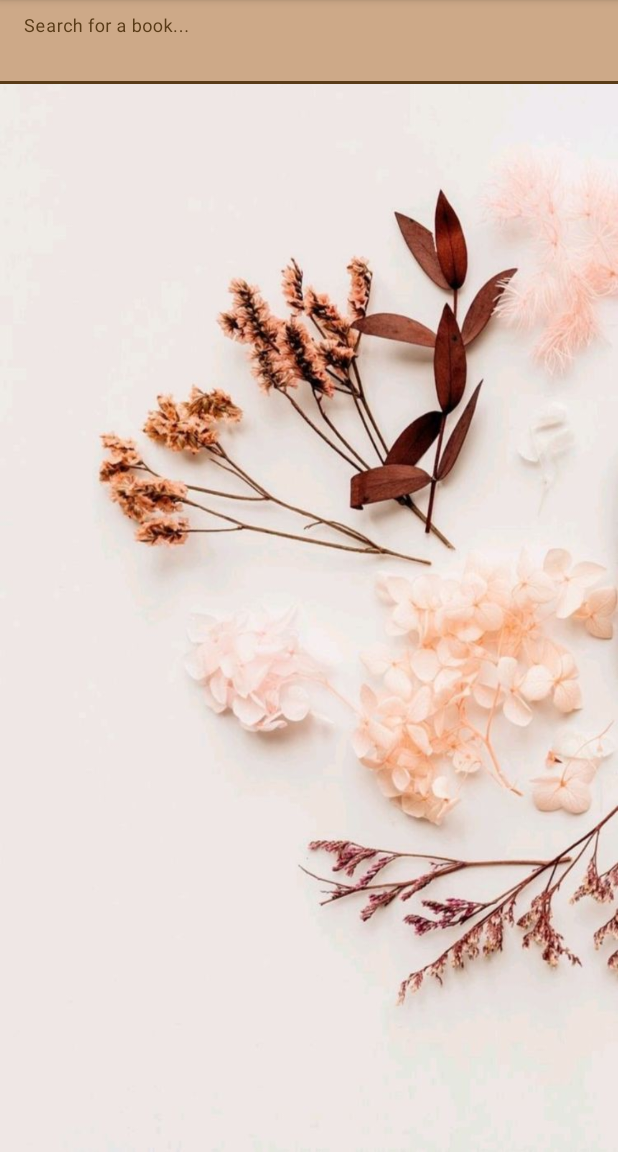
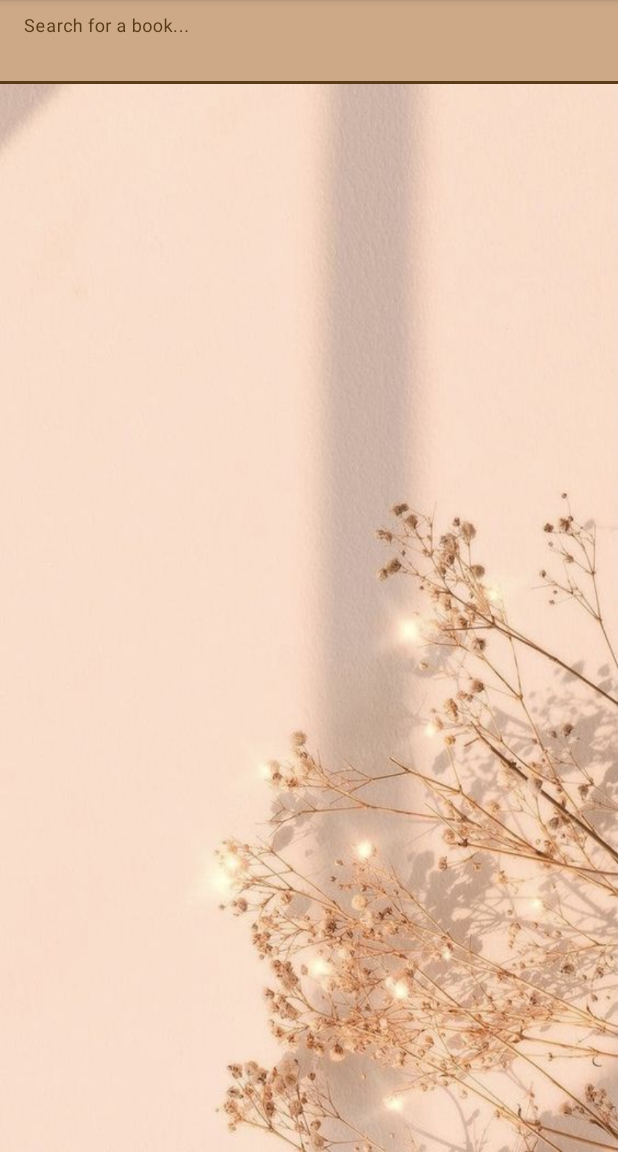
Before and after one commit to Rachmawati07/MyRachmaApp, an Android app: the MainActivity screen opened directly, with no data from a screen before it, on a phone screen of 412 x 824 dp, the part 84-1236 px from its top. Run offline under Robolectric (Android 15) with nearby library versions, the phone set to English and light mode, and no system bars; pictures from the network do not load.

Commit message:
Initial commit

```diff
--- a/app/src/main/res/layout/activity_main.xml
+++ b/app/src/main/res/layout/activity_main.xml
@@ -5,7 +5,7 @@
     android:layout_width="match_parent"
     android:layout_height="match_parent"
     android:layout_margin="5dp"
-    android:background="@drawable/whiteflo"
+    android:background="@drawable/bg2"
     tools:context=".book.MainActivity">
 
     <!-- - Merupakan tampilan untuk menginputkan teks
```
Also changed, not shown: app/src/main/res/drawable-v24/bg2.jpg (added).
